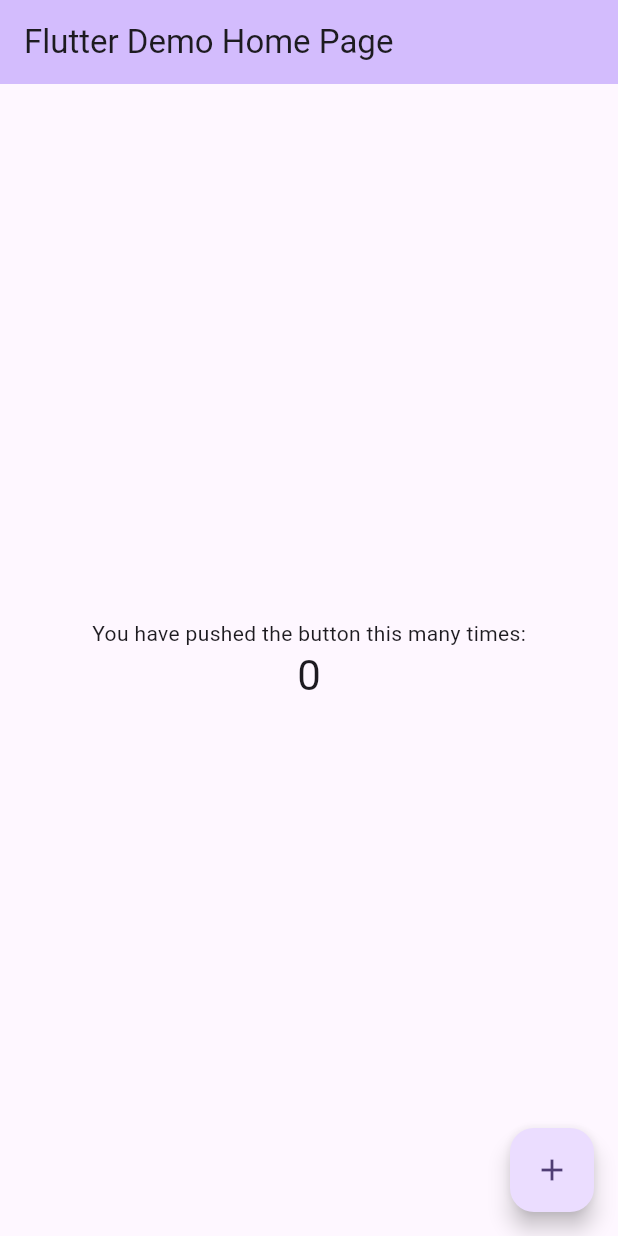
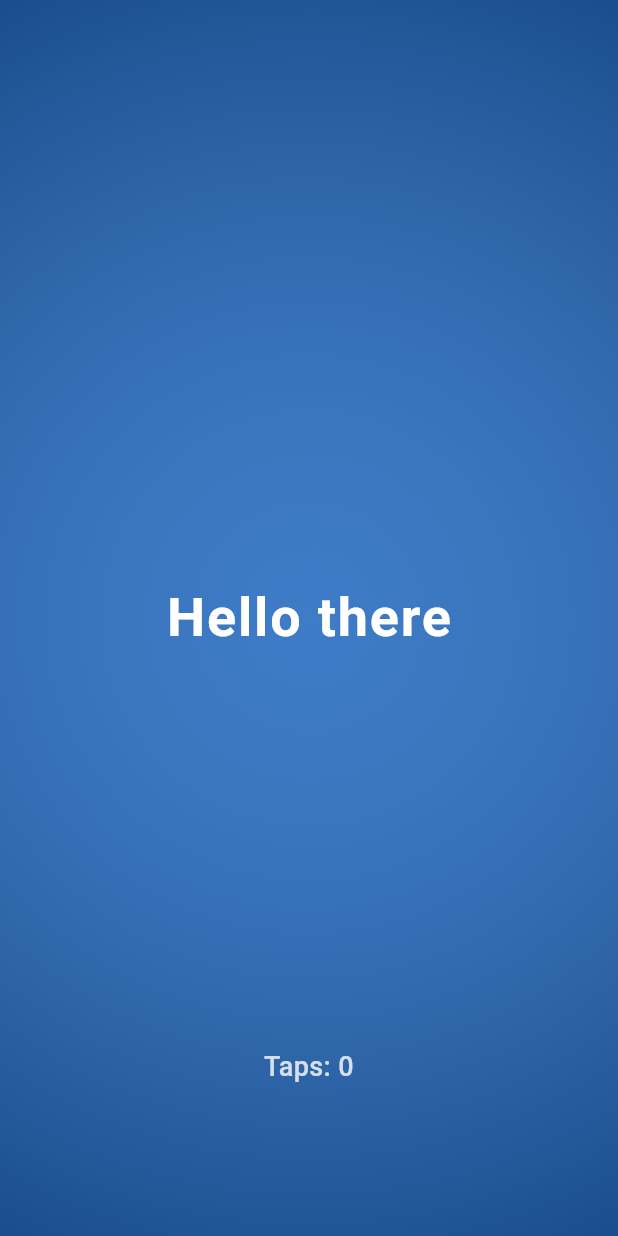
Before and after one commit to Orangunio/solidsoftware_task, a Flutter app: the screen it shows after launch, on a phone screen of 412 x 824 dp. Run offline on Flutter 3.47's test engine with Material 3 defaults, Android fonts, the phone set to English and light mode, and no system bars.

Commit message:
ColorApp Finished

```diff
--- a/analysis_options.yaml
+++ b/analysis_options.yaml
@@ -1 +1,18 @@
 include: package:solid_lints/analysis_options.yaml
+
+analyzer:
+  errors:
+    public_member_api_docs: ignore
+  exclude:
+    - '**/*.g.dart'
+    - '**/*.freezed.dart'
+  language:
+    strict-casts: true
+    strict-inference: true
+    strict-raw-types: true
+
+linter:
+  rules:
+    avoid_print: true
+    prefer_const_constructors: true
+    prefer_const_declarations: true
--- a/lib/main.dart
+++ b/lib/main.dart
@@ -1,122 +1,6 @@
 import 'package:flutter/material.dart';
+import 'package:solidsoftware_task/src/app.dart';
 
 void main() {
-  runApp(const MyApp());
+  runApp(const App());
 }
-
-class MyApp extends StatelessWidget {
-  const MyApp({super.key});
-
-  // This widget is the root of your application.
-  @override
-  Widget build(BuildContext context) {
-    return MaterialApp(
-      title: 'Flutter Demo',
-      theme: ThemeData(
-        // This is the theme of your application.
-        //
-        // TRY THIS: Try running your application with "flutter run". You'll see
-        // the application has a purple toolbar. Then, without quitting the app,
-        // try changing the seedColor in the colorScheme below to Colors.green
-        // and then invoke "hot reload" (save your changes or press the "hot
-        // reload" button in a Flutter-supported IDE, or press "r" if you used
-        // the command line to start the app).
-        //
-        // Notice that the counter didn't reset back to zero; the application
-        // state is not lost during the reload. To reset the state, use hot
-        // restart instead.
-        //
-        // This works for code too, not just values: Most code changes can be
-        // tested with just a hot reload.
-        colorScheme: .fromSeed(seedColor: Colors.deepPurple),
-      ),
-      home: const MyHomePage(title: 'Flutter Demo Home Page'),
-    );
-  }
-}
-
-class MyHomePage extends StatefulWidget {
-  const MyHomePage({super.key, required this.title});
-
-  // This widget is the home page of your application. It is stateful, meaning
-  // that it has a State object (defined below) that contains fields that affect
-  // how it looks.
-
-  // This class is the configuration for the state. It holds the values (in this
-  // case the title) provided by the parent (in this case the App widget) and
-  // used by the build method of the State. Fields in a Widget subclass are
-  // always marked "final".
-
-  final String title;
-
-  @override
-  State<MyHomePage> createState() => _MyHomePageState();
-}
-
-class _MyHomePageState extends State<MyHomePage> {
-  int _counter = 0;
-
-  void _incrementCounter() {
-    setState(() {
-      // This call to setState tells the Flutter framework that something has
-      // changed in this State, which causes it to rerun the build method below
-      // so that the display can reflect the updated values. If we changed
-      // _counter without calling setState(), then the build method would not be
-      // called again, and so nothing would appear to happen.
-      _counter++;
-    });
-  }
-
-  @override
-  Widget build(BuildContext context) {
-    // This method is rerun every time setState is called, for instance as done
-    // by the _incrementCounter method above.
-    //
-    // The Flutter framework has been optimized to make rerunning build methods
-    // fast, so that you can just rebuild anything that needs updating rather
-    // than having to individually change instances of widgets.
-    return Scaffold(
-      appBar: AppBar(
-        // TRY THIS: Try changing the color here to a specific color (to
-        // Colors.amber, perhaps?) and trigger a hot reload to see the AppBar
-        // change color while the other colors stay the same.
-        backgroundColor: Theme.of(context).colorScheme.inversePrimary,
-        // Here we take the value from the MyHomePage object that was created by
-        // the App.build method, and use it to set our appbar title.
-        title: Text(widget.title),
-      ),
-      body: Center(
-        // Center is a layout widget. It takes a single child and positions it
-        // in the middle of the parent.
-        child: Column(
-          // Column is also a layout widget. It takes a list of children and
-          // arranges them vertically. By default, it sizes itself to fit its
-          // children horizontally, and tries to be as tall as its parent.
-          //
-          // Column has various properties to control how it sizes itself and
-          // how it positions its children. Here we use mainAxisAlignment to
-          // center the children vertically; the main axis here is the vertical
-          // axis because Columns are vertical (the cross axis would be
-          // horizontal).
-          //
-          // TRY THIS: Invoke "debug painting" (choose the "Toggle Debug Paint"
-          // action in the IDE, or press "p" in the console), to see the
-          // wireframe for each widget.
-          mainAxisAlignment: .center,
-          children: [
-            const Text('You have pushed the button this many times:'),
-            Text(
-              '$_counter',
-              style: Theme.of(context).textTheme.headlineMedium,
-            ),
-          ],
-        ),
-      ),
-      floatingActionButton: FloatingActionButton(
-        onPressed: _incrementCounter,
-        tooltip: 'Increment',
-        child: const Icon(Icons.add),
-      ),
-    );
-  }
-}
--- /dev/null
+++ b/lib/src/app.dart
@@ -0,0 +1,17 @@
+import 'package:flutter/material.dart';
+import 'package:solidsoftware_task/src/pages/home_page.dart';
+
+/// The root widget for the Color App.
+class App extends StatelessWidget {
+  /// Creates an [App] widget.
+  const App({super.key});
+
+  @override
+  Widget build(BuildContext context) {
+    return const MaterialApp(
+      title: 'Color App',
+      debugShowCheckedModeBanner: false,
+      home: HomePage(),
+    );
+  }
+}
--- /dev/null
+++ b/lib/src/pages/home_page.dart
@@ -0,0 +1,58 @@
+import 'package:flutter/material.dart';
+import 'package:solidsoftware_task/src/utils/color_generator.dart';
+import 'package:solidsoftware_task/src/widgets/background_overlay_widget.dart';
+import 'package:solidsoftware_task/src/widgets/main_text_widget.dart';
+import 'package:solidsoftware_task/src/widgets/tap_counter_label_widget.dart';
+
+/// The home page displayed by the Color App.
+class HomePage extends StatefulWidget {
+  /// Creates the home page.
+  const HomePage({super.key});
+
+  @override
+  State<HomePage> createState() => _HomePageState();
+}
+
+class _HomePageState extends State<HomePage> {
+  static const Duration _animationDuration = Duration(milliseconds: 400);
+  static const Curve _animationCurve = Curves.easeInOut;
+
+  Color _backgroundColor = ColorGenerator.generateRandomColor();
+  int _tapCount = 0;
+
+  void _onTap() {
+    setState(() {
+      _backgroundColor = ColorGenerator.generateRandomColor();
+      _tapCount++;
+    });
+  }
+  @override
+  Widget build(BuildContext context) {
+    return Scaffold(
+    body: GestureDetector(
+      onTap: _onTap,
+      child: AnimatedContainer(
+        duration: _animationDuration,
+        curve: _animationCurve,
+        color: _backgroundColor,
+        width: double.infinity,
+        height: double.infinity,
+        child: Stack(
+          children: [
+            const BackgroundOverlay(),
+            Center(
+              child: MainText(backgroundColor: _backgroundColor),
+            ),
+            Positioned(
+              bottom: 100,
+              left: 0,
+              right: 0,
+              child: TapCounterLabel(tapCount: _tapCount),
+            ),
+          ],
+        ),
+      ),
+    ),
+  );
+  }
+}
--- /dev/null
+++ b/lib/src/utils/color_generator.dart
@@ -0,0 +1,17 @@
+import 'dart:math';
+import 'package:flutter/material.dart';
+
+/// Utilities for generating random background colors.
+abstract class ColorGenerator {
+  static const int _channelMaxValue = 256;
+
+  static final Random _random = Random();
+
+  /// Generates a random [Color].
+  static Color generateRandomColor() {
+    final int red = _random.nextInt(_channelMaxValue);
+    final int green = _random.nextInt(_channelMaxValue);
+    final int blue = _random.nextInt(_channelMaxValue);
+    return Color.fromARGB(0xFF, red, green, blue);
+  }
+}
--- /dev/null
+++ b/lib/src/widgets/background_overlay_widget.dart
@@ -0,0 +1,24 @@
+import 'package:flutter/material.dart';
+
+/// A soft radial overlay placed above the background.
+class BackgroundOverlay extends StatelessWidget {
+  /// Creates a background overlay.
+  const BackgroundOverlay({super.key});
+
+  @override
+  Widget build(BuildContext context) {
+    return const Positioned.fill(
+      child: DecoratedBox(
+        decoration: BoxDecoration(
+          gradient: RadialGradient(
+            radius: 1.2,
+            colors: [
+              Color.fromRGBO(255, 255, 255, 0.15),
+              Color.fromRGBO(0, 0, 0, 0.3),
+            ],
+          ),
+        ),
+      ),
+    );
+  }
+}
--- /dev/null
+++ b/lib/src/widgets/main_text_widget.dart
@@ -0,0 +1,33 @@
+import 'package:flutter/material.dart';
+
+/// Displays the main greeting text with adaptive contrast.
+class MainText extends StatelessWidget {
+  /// Creates the main text widget.
+  const MainText({required this.backgroundColor, super.key});
+
+  /// The background color used to compute a contrasting text color.
+  final Color backgroundColor;
+
+  Color _contrastingTextColor(Color backgroundColor) {
+    final bool isLight = ThemeData.estimateBrightnessForColor(
+      backgroundColor,
+    ) == Brightness.light;
+
+    return isLight ? Colors.black : Colors.white;
+  }
+
+  @override
+  Widget build(BuildContext context) {
+    return AnimatedDefaultTextStyle(
+      duration: const Duration(milliseconds: 400),
+      curve: Curves.easeInOut,
+      style: TextStyle(
+        fontSize: 36,
+        fontWeight: FontWeight.bold,
+        letterSpacing: 1.2,
+        color: _contrastingTextColor(backgroundColor),
+      ),
+      child: const Text('Hello there'),
+    );
+  }
+}
--- /dev/null
+++ b/lib/src/widgets/tap_counter_label_widget.dart
@@ -0,0 +1,23 @@
+import 'package:flutter/material.dart';
+
+/// A label showing how many times the screen has been tapped.
+class TapCounterLabel extends StatelessWidget {
+  /// Creates a tap counter label.
+  const TapCounterLabel({required this.tapCount, super.key});
+
+  /// The number of taps to display.
+  final int tapCount;
+
+  @override
+  Widget build(BuildContext context) {
+    return Text(
+      'Taps: $tapCount',
+      textAlign: TextAlign.center,
+      style: const TextStyle(
+        fontSize: 18,
+        fontWeight: FontWeight.w500,
+        color: Color.fromRGBO(255, 255, 255, 0.8),
+      ),
+    );
+  }
+}
```
Also changed, not shown: pubspec.yaml (+5 -6 lines), 4 other files.
